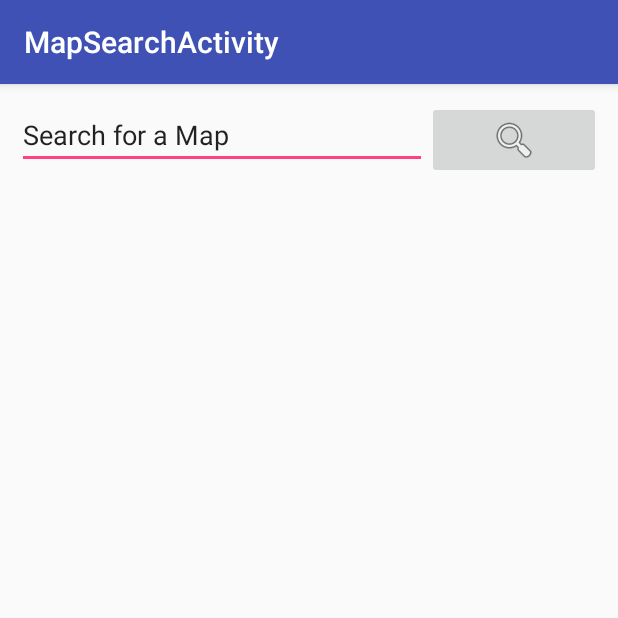
After one commit to hanabanashiku/Pathfinder, an Android app: the fragment MapResultsFragment placed in its activity, on a phone screen of 412 x 824 dp, the top half of it. The commit adds this screen. Run offline under Robolectric (Android 15) with nearby library versions, the light colour scheme and no system bars; 1 statement that could not run was skipped.

Commit message:
Map search activity

```diff
--- /dev/null
+++ b/Pathfinder/app/src/main/java/tk/pathfinder/UI/MapResultsFragment.java
@@ -0,0 +1,77 @@
+package tk.pathfinder.UI;
+
+import android.content.Context;
+import android.net.Uri;
+import android.os.Bundle;
+
+import androidx.fragment.app.Fragment;
+
+import android.view.LayoutInflater;
+import android.view.View;
+import android.view.ViewGroup;
+
+import tk.pathfinder.R;
+
+/**
+ * A fragment for listing the results of a map search.
+ */
+public class MapResultsFragment extends Fragment implements MapResult.MapResultListener {
+
+    private String keywords;
+
+    private MapResultsListener mListener;
+
+    public MapResultsFragment() {
+        // Required empty public constructor
+    }
+
+    public static MapResultsFragment newInstance(String keywords) {
+        MapResultsFragment fragment = new MapResultsFragment();
+        Bundle args = new Bundle();
+        args.putString("keywords", keywords);
+        fragment.setArguments(args);
+        return fragment;
+    }
+
+    @Override
+    public void onCreate(Bundle savedInstanceState) {
+        super.onCreate(savedInstanceState);
+        if (getArguments() != null) {
+            keywords = getArguments().getString("keywords");
+        }
+    }
+
+    @Override
+    public View onCreateView(LayoutInflater inflater, ViewGroup container,
+                             Bundle savedInstanceState) {
+        // Inflate the layout for this fragment
+        return inflater.inflate(R.layout.fragment_map_results, container, false);
+    }
+
+    @Override
+    public void onAttach(Context context) {
+        super.onAttach(context);
+        if (context instanceof MapResultsListener) {
+            mListener = (MapResultsListener)context;
+        } else {
+            throw new RuntimeException(context.toString()
+                    + " must implement MapResultsListener");
+        }
+    }
+
+    @Override
+    public void onDetach() {
+        super.onDetach();
+        mListener = null;
+    }
+
+    @Override
+    public void onMapSelected(int id) {
+        mListener.onMapSelected(id);
+    }
+
+
+    public interface MapResultsListener {
+        void onMapSelected(int mapId);
+    }
+}
--- /dev/null
+++ b/Pathfinder/app/src/main/java/tk/pathfinder/UI/MapSearchActivity.java
@@ -0,0 +1,55 @@
+package tk.pathfinder.UI;
+
+import android.content.Intent;
+import android.os.Bundle;
+
+import androidx.appcompat.app.AppCompatActivity;
+import androidx.appcompat.widget.Toolbar;
+
+import android.view.View;
+import android.widget.EditText;
+import android.widget.ImageButton;
+
+import androidx.fragment.app.FragmentManager;
+import androidx.fragment.app.FragmentTransaction;
+import tk.pathfinder.R;
+
+public class MapSearchActivity extends AppCompatActivity implements MapResultsFragment.MapResultsListener {
+
+    @Override
+    protected void onCreate(Bundle savedInstanceState) {
+        super.onCreate(savedInstanceState);
+        setContentView(R.layout.activity_map_search);
+        Toolbar toolbar = findViewById(R.id.toolbar);
+        setSupportActionBar(toolbar);
+
+        getActionBar().setDisplayHomeAsUpEnabled(true);
+
+        Intent i = getIntent();
+        String keywords = i.getStringExtra("keywords");
+
+        // submit our search
+        if(keywords != null){
+            EditText search = findViewById(R.id.map_search_box);
+            ImageButton submit = findViewById(R.id.map_search_submit);
+            search.setText(keywords);
+            submit.performClick();
+        }
+    }
+
+    public void onSubmitClick(View v){
+        String keywords = ((EditText)findViewById(R.id.map_search_box)).getText().toString();
+        if(keywords.isEmpty()) // don't submit for an empty string
+            return;
+
+        FragmentManager fm = getSupportFragmentManager();
+        MapResultsFragment f = MapResultsFragment.newInstance(keywords);
+        FragmentTransaction t = fm.beginTransaction();
+        t.replace(R.id.map_results_content, f);
+    }
+
+    @Override
+    public void onMapSelected(int mapId) {
+
+    }
+}
--- /dev/null
+++ b/Pathfinder/app/src/main/res/layout/activity_map_search.xml
@@ -0,0 +1,68 @@
+<?xml version="1.0" encoding="utf-8"?>
+<LinearLayout xmlns:android="http://schemas.android.com/apk/res/android"
+    xmlns:app="http://schemas.android.com/apk/res-auto"
+    xmlns:tools="http://schemas.android.com/tools"
+    android:layout_width="match_parent"
+    android:layout_height="match_parent"
+    android:orientation="vertical"
+    tools:context=".UI.NavigationSearchActivity">
+
+    <com.google.android.material.appbar.AppBarLayout
+        android:layout_width="match_parent"
+        android:layout_height="wrap_content"
+        android:theme="@style/AppTheme.AppBarOverlay">
+
+        <androidx.appcompat.widget.Toolbar
+            android:id="@+id/toolbar"
+            android:layout_width="match_parent"
+            android:layout_height="?attr/actionBarSize"
+            android:background="?attr/colorPrimary"
+            app:popupTheme="@style/AppTheme.PopupOverlay" />
+
+    </com.google.android.material.appbar.AppBarLayout>
+
+    <FrameLayout
+        android:id="@+id/map_search_content"
+        android:layout_width="match_parent"
+        android:layout_height="0dp"
+        android:layout_margin="5pt"
+        android:layout_weight="1">
+
+        <LinearLayout
+            android:layout_width="match_parent"
+            android:layout_height="match_parent"
+            android:orientation="horizontal">
+
+            <EditText
+                android:id="@+id/map_search_box"
+                android:layout_width="wrap_content"
+                android:layout_height="wrap_content"
+                android:layout_weight="1"
+                android:autofillHints=""
+                android:ems="10"
+                android:hint="@string/destination_search_box"
+                android:inputType="textNoSuggestions|textPersonName|text"
+                android:text="@string/search_for_a_map" />
+
+            <ImageButton
+                android:id="@+id/map_search_submit"
+                android:layout_width="wrap_content"
+                android:layout_height="wrap_content"
+                android:layout_weight="1"
+                android:contentDescription="@string/search"
+                android:onClick="onSubmitClick"
+                android:scaleType="center"
+                android:src="@android:drawable/ic_menu_search" />
+
+        </LinearLayout>
+
+        <FrameLayout
+            android:id="@+id/map_results_content"
+            android:layout_width="match_parent"
+            android:layout_height="match_parent">
+
+        </FrameLayout>
+    </FrameLayout>
+
+
+</LinearLayout>
--- /dev/null
+++ b/Pathfinder/app/src/main/res/layout/fragment_map_results.xml
@@ -0,0 +1,18 @@
+<?xml version="1.0" encoding="utf-8"?>
+<FrameLayout xmlns:android="http://schemas.android.com/apk/res/android"
+    xmlns:tools="http://schemas.android.com/tools"
+    android:layout_width="match_parent"
+    android:layout_height="match_parent"
+    tools:context=".UI.NavigationResultsFragment">
+
+    <ScrollView
+        android:layout_width="match_parent"
+        android:layout_height="match_parent">
+
+        <LinearLayout
+            android:id="@+id/map_search_results_content"
+            android:layout_width="match_parent"
+            android:layout_height="wrap_content"
+            android:orientation="vertical" />
+    </ScrollView>
+</FrameLayout>
--- a/Pathfinder/app/src/main/res/layout/fragment_navigation_result.xml
+++ b/Pathfinder/app/src/main/res/layout/fragment_navigation_result.xml
@@ -8,7 +8,7 @@
     android:clickable="true"
     android:focusable="true"
     android:focusableInTouchMode="true"
-    android:onClick="OnRoomSelected"
+    android:onClick="onClick"
     tools:context=".UI.NavigationResult">
 
     <TableRow
--- a/Pathfinder/app/src/main/res/values/strings.xml
+++ b/Pathfinder/app/src/main/res/values/strings.xml
@@ -21,4 +21,7 @@
     <string name="dest_not_found">Oops! We couldn\'t find anything with those search terms.</string>
     <string name="room_requires_auth">This room requiress authorization.</string>
     <string name="title_activity_navigation">NavigationActivity</string>
+    <string name="title_activity_map_search">MapSearchActivity</string>
+    <string name="search_for_a_map">Search for a Map</string>
+    <string name="title_activity_view_map">ViewMapActivity</string>
 </resources>
```
Also changed, not shown: Pathfinder/app/src/main/AndroidManifest.xml (+14 -1 lines), Pathfinder/app/src/main/java/tk/pathfinder/Map/Api.java (+61 -0 lines), Pathfinder/app/src/main/java/tk/pathfinder/UI/MapResult.java (added, +82 -0 lines), Pathfinder/app/src/main/java/tk/pathfinder/UI/ViewMapActivity.java (added, +150 -0 lines), Pathfinder/app/src/main/res/layout/activity_view_map.xml (added, +46 -0 lines), Pathfinder/app/src/main/res/layout/fragment_map_floor.xml (added, +23 -0 lines), Pathfinder/app/src/main/res/layout/fragment_map_result.xml (added, +19 -0 lines), Pathfinder/app/src/main/res/menu/menu_view_map.xml (added, +10 -0 lines).
